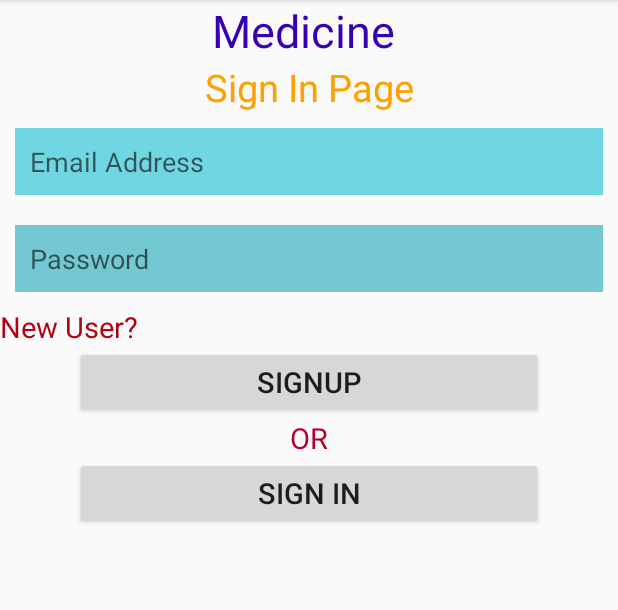
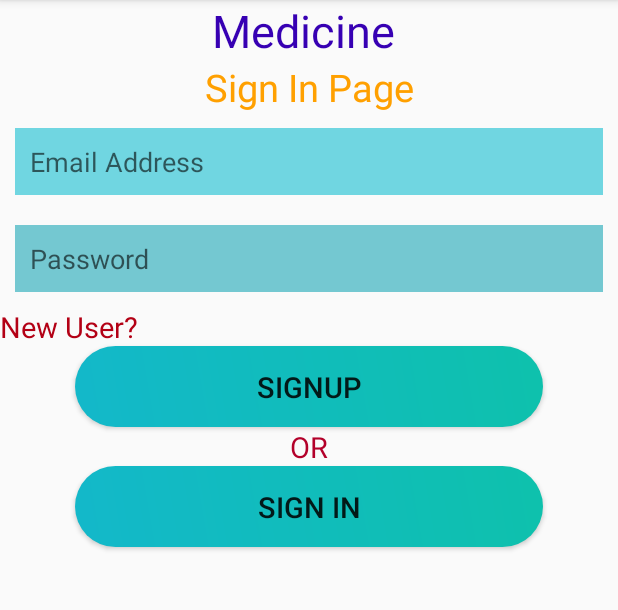
Before and after one commit to HaseebAli0122/loginform, an Android app: the screen it shows after launch (MainActivity), on a phone screen of 412 x 824 dp, the part 84-694 px from its top. Run offline under Robolectric (Android 15) with nearby library versions, the phone set to English and light mode, and no system bars.

Commit message:
project updated2

```diff
--- /dev/null
+++ b/app/src/main/res/drawable/buttoncolour.xml
@@ -0,0 +1,15 @@
+<?xml version="1.0" encoding="utf-8"?>
+<shape xmlns:android="http://schemas.android.com/apk/res/android">
+    <corners
+        android:radius="27dp"/>
+    <gradient
+        android:angle="45"
+        android:centerX="350"
+        android:startColor="#13B8CA"
+        android:endColor="#0EC1AC"
+        android:type="linear"/>
+    <size
+        android:width="182dp"
+        android:height="54dp"/>
+
+</shape>
--- a/app/src/main/res/layout/activity_main.xml
+++ b/app/src/main/res/layout/activity_main.xml
@@ -59,6 +59,7 @@
         android:layout_height="wrap_content"
         android:id="@+id/btn_signup"
         android:text="SignUp"
+        android:background="@drawable/buttoncolour"
         android:textSize="19dp"
         android:layout_marginLeft="50dp"
         android:layout_marginRight="50dp"
@@ -77,6 +78,7 @@
         android:id="@+id/btnsignin"
         android:text="Sign In"
         android:textSize="19dp"
+        android:background="@drawable/buttoncolour"
         android:layout_marginRight="50dp"
         android:layout_marginLeft="50dp"
         />
```
